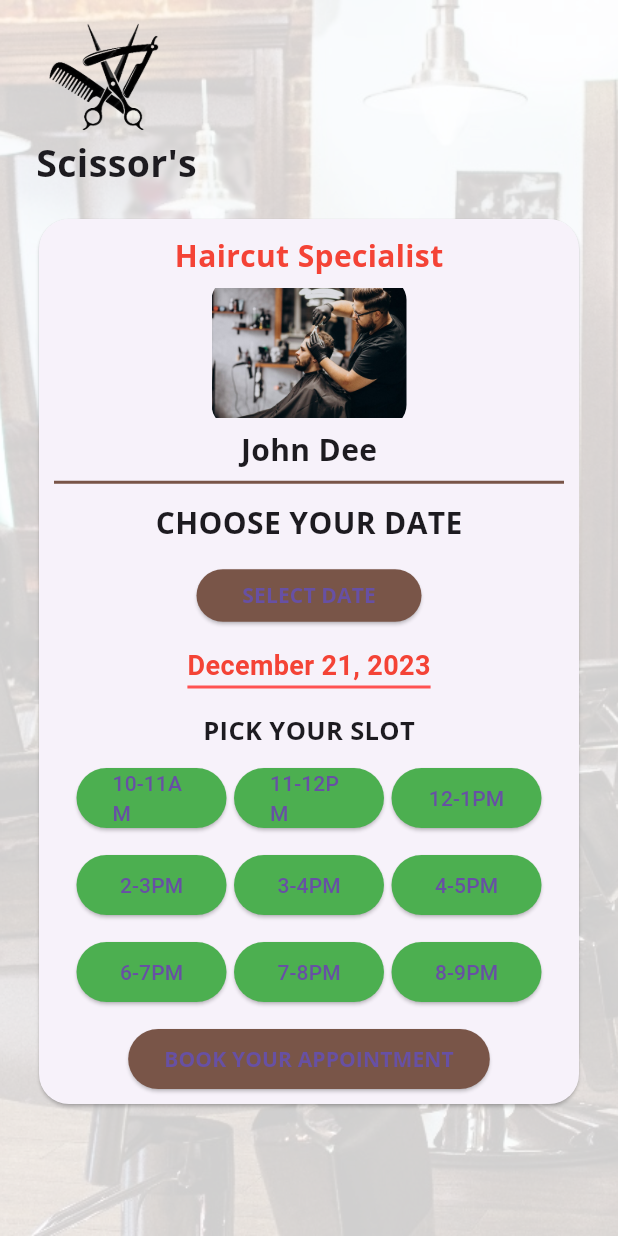
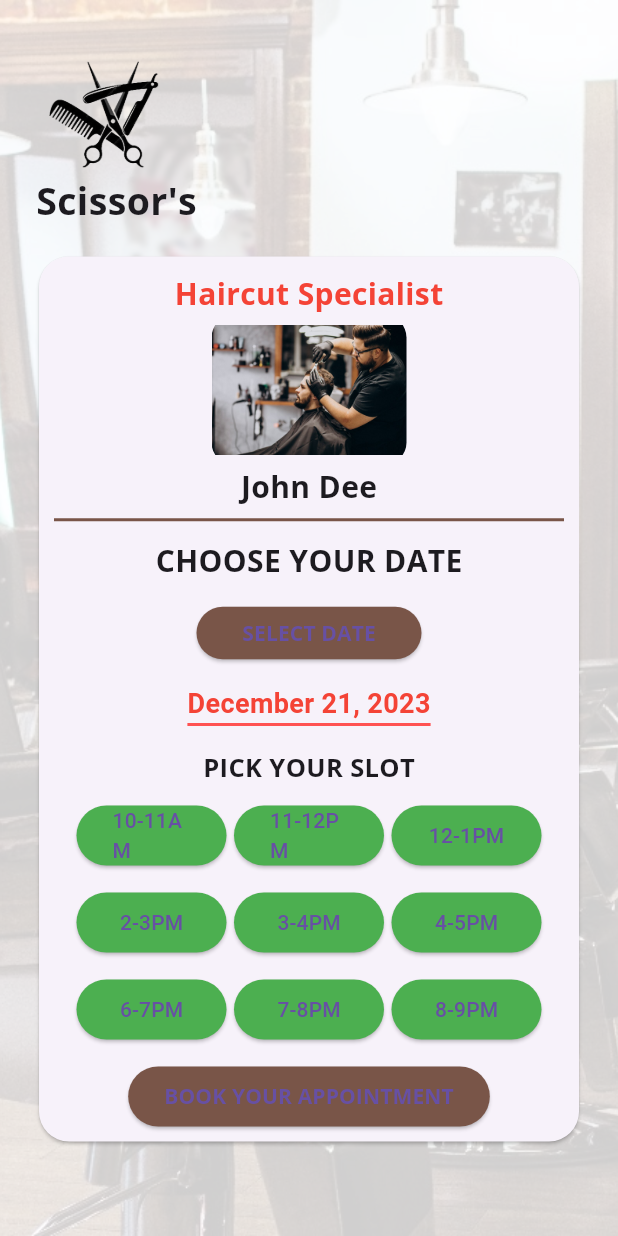
Before and after one commit to ChakaliMadhu6302769895/stylist_timeslots, a Flutter app: the Stylist1 screen opened directly, on a phone screen of 412 x 824 dp. Run offline on Flutter 3.47's test engine with Material 3 defaults, Android fonts, the phone set to English and light mode, and no system bars; our stand-ins replace google_fonts.

```diff
--- a/lib/timeslots/haircolor.dart
+++ b/lib/timeslots/haircolor.dart
@@ -53,7 +53,7 @@ class _Stylist2State extends State<Stylist2> {
           child: Column(
             children: [
               Padding(
-                padding: EdgeInsets.only(top: 10.0),
+                padding: EdgeInsets.only(top:35),
               ),
               Row(
                 children: [
--- a/lib/timeslots/haircut.dart
+++ b/lib/timeslots/haircut.dart
@@ -53,7 +53,7 @@ class _Stylist1State extends State<Stylist1> {
           child: Column(
             children: [
               Padding(
-                padding: EdgeInsets.only(top: 10.0),
+                padding: EdgeInsets.only(top:35),
               ),
               Row(
                 children: [
--- a/lib/timeslots/shaving.dart
+++ b/lib/timeslots/shaving.dart
@@ -53,7 +53,7 @@ class _Stylist3State extends State<Stylist3> {
           child: Column(
             children: [
               Padding(
-                padding: EdgeInsets.only(top: 10.0),
+                padding: EdgeInsets.only(top: 35),
               ),
               Row(
                 children: [
```
